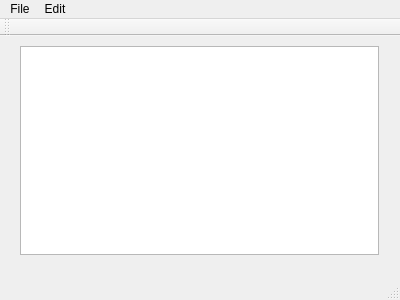
Old version of the form simplepad.ui in the repository Dzejnieks/SimplePad.
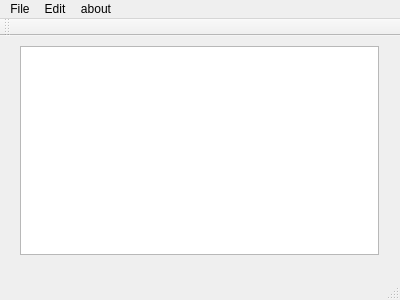
New version of the form.

Commit message: Added about menu and option

```diff
--- a/simplepad.ui
+++ b/simplepad.ui
@@ -59,8 +59,15 @@
     <addaction name="Undo"/>
     <addaction name="Redo"/>
    </widget>
+   <widget class="QMenu" name="aboutMenu">
+    <property name="title">
+     <string>about</string>
+    </property>
+    <addaction name="about"/>
+   </widget>
    <addaction name="fileMenu"/>
    <addaction name="editMenu"/>
+   <addaction name="aboutMenu"/>
   </widget>
   <widget class="QToolBar" name="toolBar">
    <attribute name="toolBarArea">
```
Left out of the diff: 5 changed lines with no effect on the pictures. The commit also changes 3 other files.
